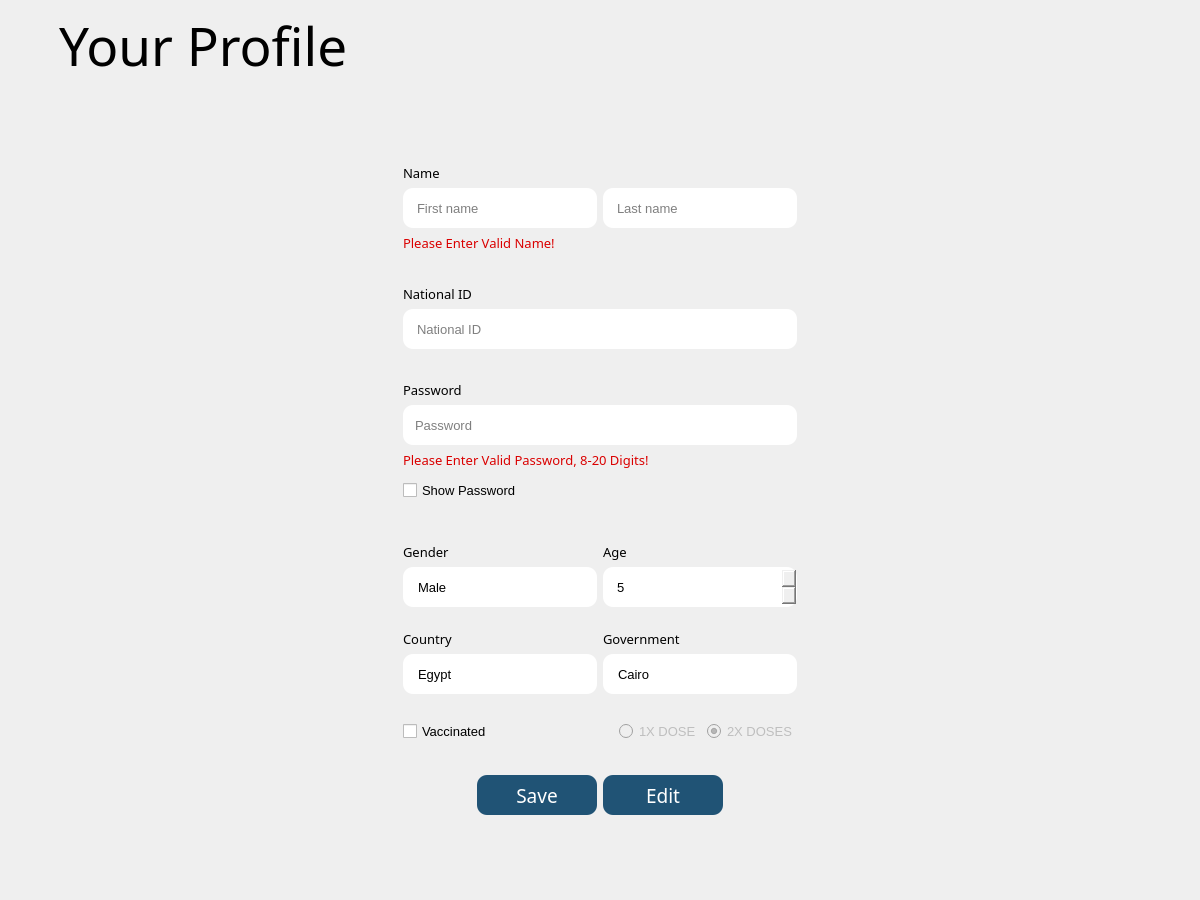
Qt form Views/UserProfileView/UserProfileView.ui (omarelshopky/VaccineTrackingSystem) before a commit.
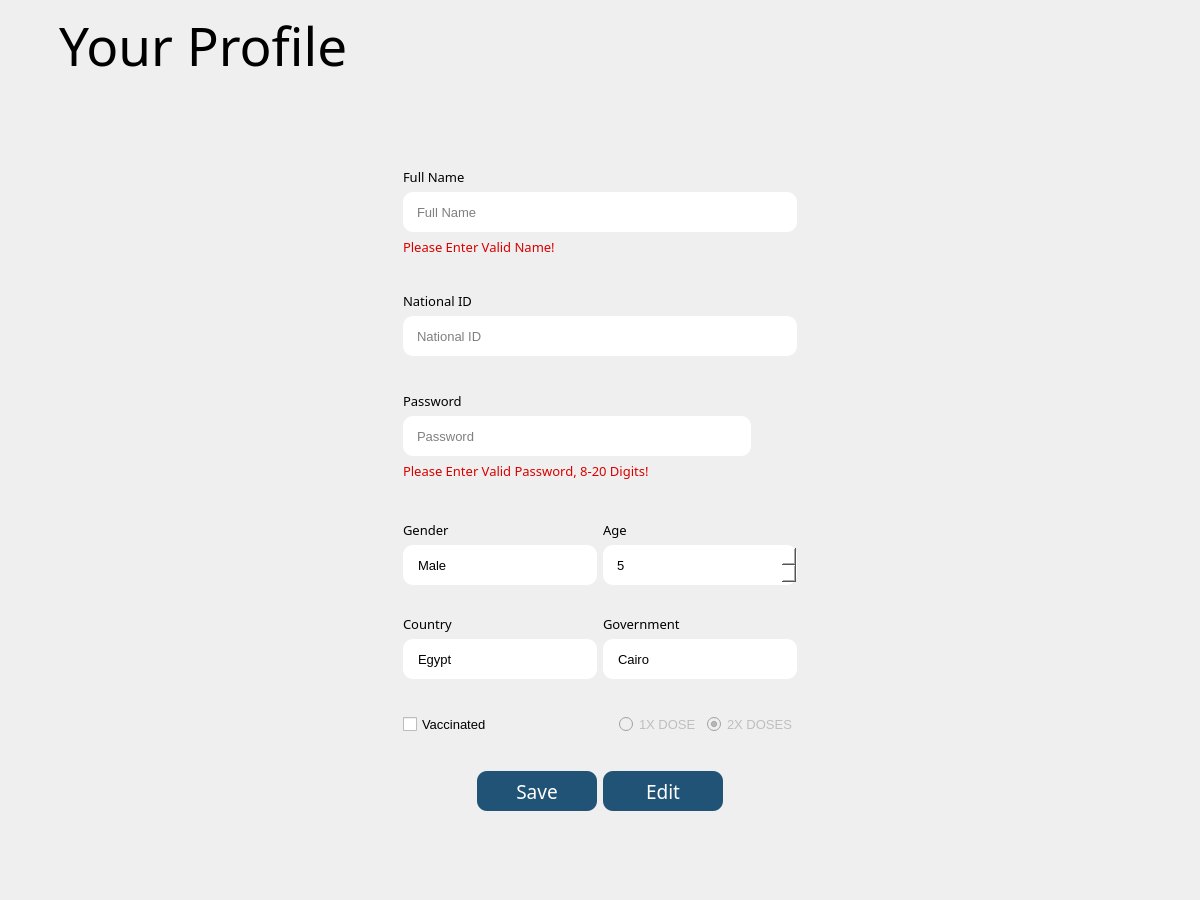
The same form after that commit. Icons and pictures are not drawn.

Commit message: User Profile UI design and logic

```diff
--- a/Views/UserProfileView/UserProfileView.ui
+++ b/Views/UserProfileView/UserProfileView.ui
@@ -131,16 +131,12 @@
            </font>
           </property>
           <property name="text">
-           <string>Name</string>
+           <string>Full Name</string>
           </property>
          </widget>
         </item>
         <item>
-         <layout class="QHBoxLayout" name="nameHorizontalLayout">
-          <item>
-           <layout class="QVBoxLayout" name="verticalLayout_7">
-            <item>
-             <widget class="QLineEdit" name="firstNameInput">
+         <widget class="QLineEdit" name="fullNameInput">
               <property name="sizePolicy">
                <sizepolicy hsizetype="Expanding" vsizetype="Fixed">
                 <horstretch>0</horstretch>
@@ -160,11 +156,19 @@
                </font>
               </property>
               <property name="styleSheet">
-               <string notr="true">*{
-border: 2px  ;
-border-radius: 10px;
-padding-left: 12px;
-}</string>
+           <string notr="true">QLineEdit {
+  background-color: white;
+  color: black;
+  border: 2px  ;
+  border-radius: 10px;
+  padding-left: 12px;
+}
+
+QLineEdit[enabled=&quot;false&quot;] {
+ color: #808080; 
+ background-color: #F0F0F0;
+}
+</string>
               </property>
               <property name="text">
                <string/>
@@ -176,66 +180,9 @@
                <enum>QLineEdit::Normal</enum>
               </property>
               <property name="placeholderText">
-               <string>First name </string>
-              </property>
-             </widget>
-            </item>
-           </layout>
-          </item>
-          <item>
-           <layout class="QVBoxLayout" name="verticalLayout_8">
-            <item>
-             <widget class="QLineEdit" name="lastNameInput">
-              <property name="sizePolicy">
-               <sizepolicy hsizetype="Expanding" vsizetype="Fixed">
-                <horstretch>0</horstretch>
-                <verstretch>0</verstretch>
-               </sizepolicy>
-              </property>
-              <property name="minimumSize">
-               <size>
-                <width>0</width>
-                <height>40</height>
-               </size>
-              </property>
-              <property name="maximumSize">
-               <size>
-                <width>16777215</width>
-                <height>16777215</height>
-               </size>
-              </property>
-              <property name="font">
-               <font>
-                <family>MS Shell Dlg 2</family>
-                <pointsize>10</pointsize>
-                <weight>50</weight>
-                <bold>false</bold>
-               </font>
-              </property>
-              <property name="styleSheet">
-               <string notr="true">*{
-border: 2px  ;
-border-radius: 10px;
-padding-left: 12px;
-}</string>
-              </property>
-              <property name="text">
-               <string/>
-              </property>
-              <property name="maxLength">
-               <number>97</number>
-              </property>
-              <property name="echoMode">
-               <enum>QLineEdit::Normal</enum>
-              </property>
-              <property name="placeholderText">
-               <string>Last name </string>
-              </property>
-             </widget>
-            </item>
-           </layout>
-          </item>
-         </layout>
+           <string>Full Name</string>
+          </property>
+         </widget>
         </item>
         <item>
          <widget class="QLabel" name="fullNameError">
@@ -288,6 +235,9 @@
         </item>
         <item>
          <widget class="QLineEdit" name="nationalIdInput">
+          <property name="enabled">
+           <bool>true</bool>
+          </property>
           <property name="minimumSize">
            <size>
             <width>0</width>
@@ -301,10 +251,17 @@
            </font>
           </property>
           <property name="styleSheet">
-           <string notr="true">*{
-border: 2px  ;
-border-radius: 10px;
-padding-left: 12px;
+           <string notr="true">QLineEdit {
+  background-color: white;
+  color: black;
+  border: 2px  ;
+  border-radius: 10px;
+  padding-left: 12px;
+}
+
+QLineEdit[readOnly=&quot;true&quot;] {
+ color: #808080; 
+ background-color: #F0F0F0;
 }</string>
           </property>
           <property name="maxLength">
@@ -353,6 +310,8 @@
          </widget>
         </item>
         <item>
+         <layout class="QHBoxLayout" name="passHLayout">
+          <item>
          <widget class="QLineEdit" name="passwordInput">
           <property name="minimumSize">
            <size>
@@ -360,17 +319,31 @@
             <height>40</height>
            </size>
           </property>
+            <property name="maximumSize">
+             <size>
+              <width>16777215</width>
+              <height>40</height>
+             </size>
+            </property>
           <property name="font">
            <font>
             <pointsize>10</pointsize>
            </font>
           </property>
           <property name="styleSheet">
-           <string notr="true">*{
-border: 2px  ;
-border-radius: 10px;
-padding-left: 10px;
-}</string>
+             <string notr="true">QLineEdit {
+  background-color: white;
+  color: black;
+  border: 2px  ;
+  border-radius: 10px;
+  padding-left: 12px;
+}
+
+QLineEdit[enabled=&quot;false&quot;] {
+ color: #808080; 
+ background-color: #F0F0F0;
+}
+</string>
           </property>
           <property name="maxLength">
            <number>20</number>
@@ -384,6 +357,47 @@
          </widget>
         </item>
         <item>
+           <widget class="QPushButton" name="togglePassBtn">
+            <property name="minimumSize">
+             <size>
+              <width>40</width>
+              <height>40</height>
+             </size>
+            </property>
+            <property name="maximumSize">
+             <size>
+              <width>40</width>
+              <height>40</height>
+             </size>
+            </property>
+            <property name="text">
+             <string/>
+            </property>
+            <property name="icon">
+             <iconset resource="../../WidgetsStack.qrc">
+              <normaloff>:/WidgetsStack/Assets/closed-eye-icon.png</normaloff>
+              <normalon>:/WidgetsStack/Assets/eye-icon.png</normalon>:/WidgetsStack/Assets/closed-eye-icon.png</iconset>
+            </property>
+            <property name="iconSize">
+             <size>
+              <width>40</width>
+              <height>40</height>
+             </size>
+            </property>
+            <property name="checkable">
+             <bool>true</bool>
+            </property>
+            <property name="checked">
+             <bool>false</bool>
+            </property>
+            <property name="flat">
+             <bool>true</bool>
+            </property>
+           </widget>
+          </item>
+         </layout>
+        </item>
+        <item>
          <widget class="QLabel" name="passwordError">
           <property name="font">
            <font>
@@ -404,28 +418,6 @@
           </property>
          </widget>
         </item>
-        <item>
-         <widget class="QCheckBox" name="ShowPasswordCheck">
-          <property name="minimumSize">
-           <size>
-            <width>0</width>
-            <height>31</height>
-           </size>
-          </property>
-          <property name="font">
-           <font>
-            <family>MS Shell Dlg 2</family>
-            <pointsize>10</pointsize>
-           </font>
-          </property>
-          <property name="styleSheet">
-           <string notr="true"/>
-          </property>
-          <property name="text">
-           <string>Show Password</string>
-          </property>
-         </widget>
-        </item>
         <item>
          <spacer name="verticalSpacer_4">
           <property name="orientation">
@@ -461,6 +453,9 @@
             </item>
             <item>
              <widget class="QComboBox" name="genderComboBox">
+              <property name="enabled">
+               <bool>false</bool>
+              </property>
               <property name="minimumSize">
                <size>
                 <width>0</width>
@@ -474,12 +469,18 @@
                </font>
               </property>
               <property name="styleSheet">
-               <string notr="true">*{
+               <string notr="true">QComboBox {
+background-color: white;
+color: black;
 border: 2px  ;
 border-radius: 10px;
 padding-left: 15px;
 }
 
+QComboBox[enabled=&quot;false&quot;] {
+ color: #808080; 
+ background-color: #F0F0F0;
+}
 
 QComboBox:editable {
     background: white;
@@ -557,13 +558,20 @@
                </font>
               </property>
               <property name="styleSheet">
-               <string notr="true">*{
+               <string notr="true">QSpinBox {
+background-color: white;
+color: black;
 border: 2px  ;
 border-radius: 10px;
 padding-left: 12px;
 }
 
 
+QSpinBox[enabled=&quot;false&quot;] {
+ color: #808080; 
+ background-color: #F0F0F0;
+}
+
 QSpinBox::up-button {
     subcontrol-origin: border;
     subcontrol-position: top right; /* position at the top right corner */
@@ -572,8 +580,6 @@
     border-width: 1px;
     margin:3px;
   padding:0.9px;
-
-   
 }
 
 
@@ -679,15 +685,17 @@
                </font>
               </property>
               <property name="styleSheet">
-               <string notr="true">*{
+               <string notr="true">QComboBox {
+background-color: white;
+color: black;
 border: 2px  ;
 border-radius: 10px;
 padding-left: 15px;
 }
 
-
-QComboBox:editable {
-    background: white;
+QComboBox[enabled=&quot;false&quot;] {
+ color: #808080; 
+ background-color: #F0F0F0;
 }
 
 
@@ -764,15 +772,17 @@
                </font>
               </property>
               <property name="styleSheet">
-               <string notr="true">*{
+               <string notr="true">QComboBox {
+background-color: white;
+color: black;
 border: 2px  ;
 border-radius: 10px;
 padding-left: 15px;
 }
 
-
-QComboBox:editable {
-    background: white;
+QComboBox[enabled=&quot;false&quot;] {
+ color: #808080; 
+ background-color: #F0F0F0;
 }
 
 
@@ -958,6 +968,9 @@
          <layout class="QHBoxLayout" name="DoseHorizontalLayout">
           <item>
            <widget class="QCheckBox" name="isVaccinatedCheck">
+            <property name="enabled">
+             <bool>true</bool>
+            </property>
             <property name="minimumSize">
              <size>
               <width>0</width>
```
Left out of the diff: 3 changed lines with no effect on the pictures. Lines whose indentation alone changed are shown as unchanged. The commit also changes 7 other files.
